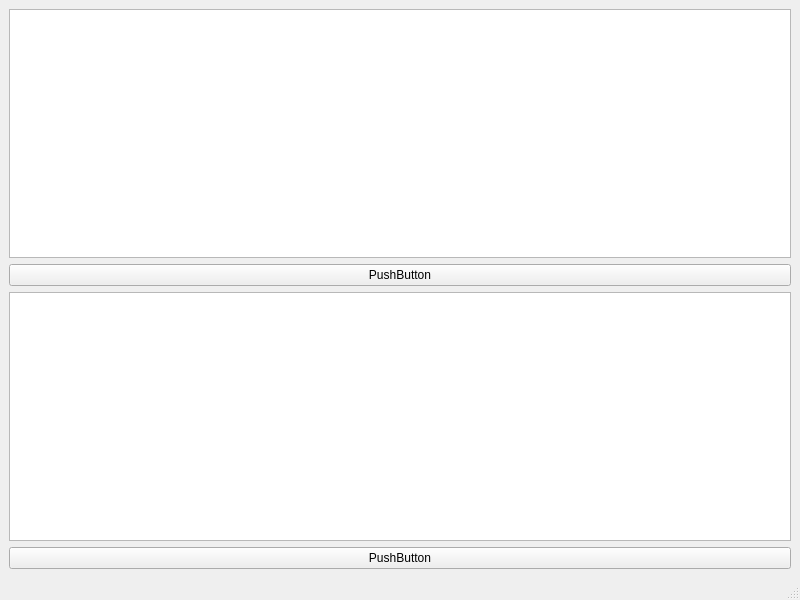
Qt form CanCommunicateLinuxVersion/UI/SendWindow.ui (serarandal/CANCommunicate) before a commit.
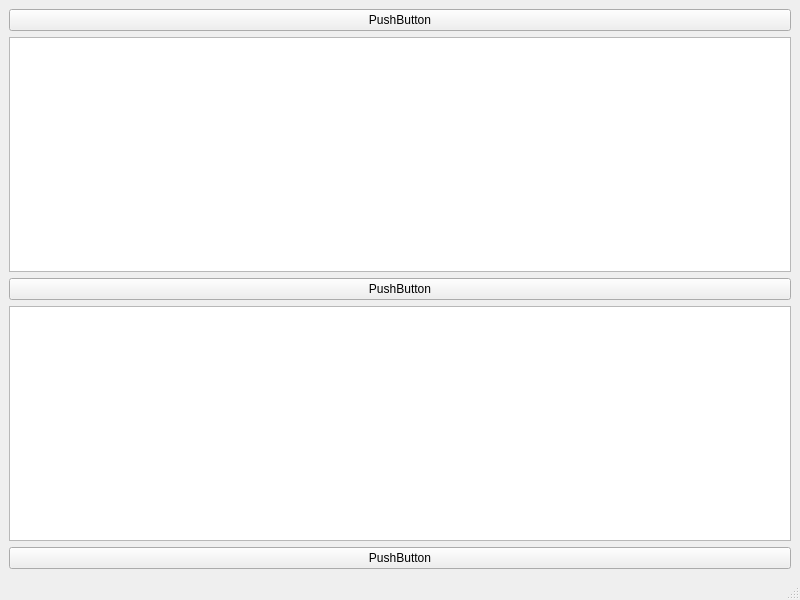
The same form after that commit.

Commit message: Added threading to be able to read and send can messages.

```diff
--- a/CanCommunicateLinuxVersion/UI/SendWindow.ui
+++ b/CanCommunicateLinuxVersion/UI/SendWindow.ui
@@ -15,10 +15,10 @@
   </property>
   <widget class="QWidget" name="centralwidget">
    <layout class="QGridLayout" name="gridLayout">
-    <item row="3" column="0">
-     <widget class="QListView" name="listView_2"/>
-    </item>
     <item row="4" column="0">
+     <widget class="QListView" name="listView_2"/>
+    </item>
+    <item row="5" column="0">
      <widget class="QPushButton" name="pushButton_2">
       <property name="text">
        <string>PushButton</string>
@@ -26,6 +26,9 @@
      </widget>
     </item>
     <item row="1" column="0">
+     <widget class="QTableView" name="tableView"/>
+    </item>
+    <item row="2" column="0">
      <widget class="QPushButton" name="pushButton">
       <property name="text">
        <string>PushButton</string>
@@ -33,7 +36,11 @@
      </widget>
     </item>
     <item row="0" column="0">
-     <widget class="QTableView" name="tableView"/>
+     <widget class="QPushButton" name="pushButton_3">
+      <property name="text">
+       <string>PushButton</string>
+      </property>
+     </widget>
     </item>
    </layout>
   </widget>
```
The commit also changes 3 other files.
